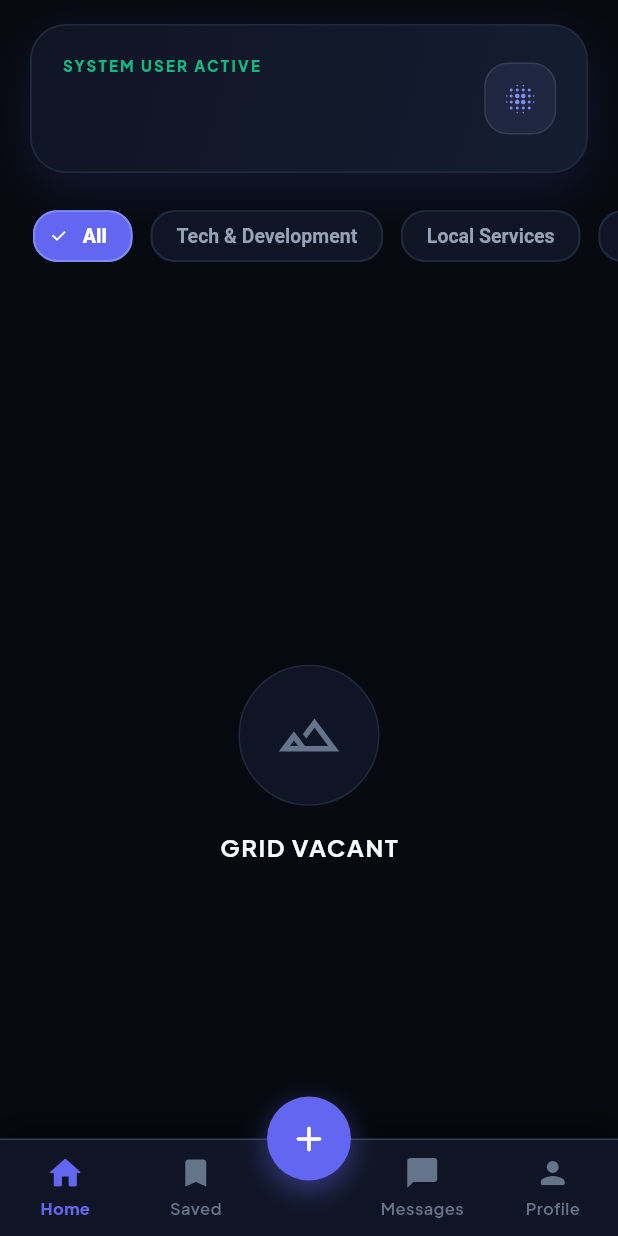
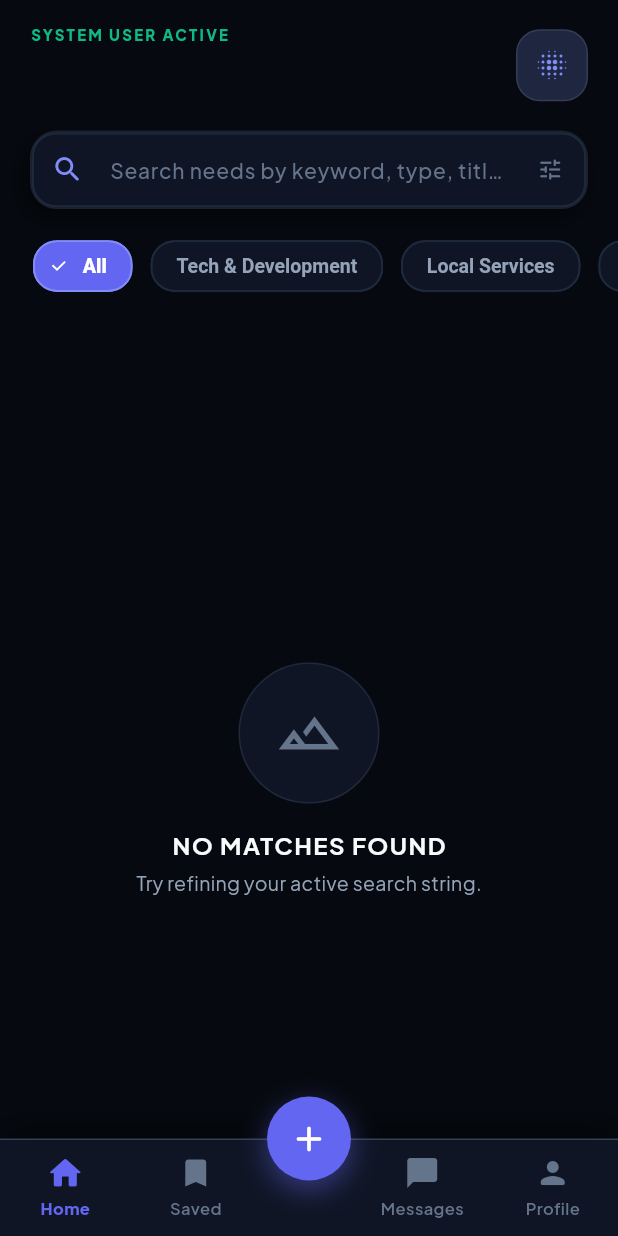
Before and after one commit to MysteriousEshoo/NeedBasedMarketplace, a Flutter app: the screen it shows once a user with an empty profile is signed in, on a phone screen of 412 x 824 dp. Run offline on Flutter 3.47's test engine with Material 3 defaults, Android fonts, the phone set to English and light mode, and no system bars; our stand-ins replace firebase_auth, firebase_core, firebase_database, google_fonts; accounts and stored records are empty.

Commit message:
initialized search engine in app

```diff
--- a/lib/screens/home_screen.dart
+++ b/lib/screens/home_screen.dart
@@ -23,22 +23,42 @@ class HomeScreen extends StatefulWidget {
 
 class _HomeScreenState extends State<HomeScreen> {
   String _selectedCategory = 'All';
+  String _searchQuery = ''; // Live search filter holder
+  final TextEditingController _searchController = TextEditingController();
+
+  @override
+  void dispose() {
+    _searchController.dispose();
+    super.dispose();
+  }
 
   @override
   Widget build(BuildContext context) {
-    final filteredNeeds = _selectedCategory == 'All'
-        ? widget.needs
-        : widget.needs.where((n) => n.category == _selectedCategory).toList();
+    // 🧠 Dynamic Multi-Filter Pipeline (Category + Search Query Text matching)
+    final filteredNeeds = widget.needs.where((need) {
+      final matchesCategory =
+          _selectedCategory == 'All' || need.category == _selectedCategory;
+      final matchesSearch = need.title
+              .toLowerCase()
+              .contains(_searchQuery.toLowerCase()) ||
+          need.description.toLowerCase().contains(_searchQuery.toLowerCase()) ||
+          need.category.toLowerCase().contains(_searchQuery.toLowerCase());
+      return matchesCategory && matchesSearch;
+    }).toList();
 
     return Scaffold(
       backgroundColor: AppColors.background,
       body: SafeArea(
         bottom: false,
+        child: GestureDetector(
+          onTap: () => FocusScope.of(context)
+              .unfocus(), // Tap outside to close keyboard safely
           child: Column(
             crossAxisAlignment: CrossAxisAlignment.start,
             children: [
               _buildCyberpunkHeader(),
-            const SizedBox(height: 20),
+              _build3DSearchBar(), // 🛸 NEW: Interactive 3D Search Hub injected here
+              const SizedBox(height: 12),
               _buildFuturisticSliderChips(),
               const SizedBox(height: 16),
               Expanded(
@@ -58,6 +78,7 @@ class _HomeScreenState extends State<HomeScreen> {
             ],
           ),
         ),
+      ),
     );
   }
 
@@ -73,29 +94,11 @@ class _HomeScreenState extends State<HomeScreen> {
       }
     }
 
-    return Container(
-      margin: const EdgeInsets.fromLTRB(20, 16, 20, 0),
-      padding: const EdgeInsets.all(20),
-      decoration: BoxDecoration(
-        gradient: const LinearGradient(
-          colors: [AppColors.surface, Color(0xFF141C30)],
-          begin: Alignment.topLeft,
-          end: Alignment.bottomRight,
-        ),
-        borderRadius: BorderRadius.circular(24),
-        border: Border.all(color: AppColors.border, width: 1.2),
-        boxShadow: [
-          BoxShadow(
-            color: AppColors.primary.withValues(alpha: 0.15),
-            blurRadius: 30,
-            offset: const Offset(0, 10),
-          ),
-        ],
-      ),
+    return Padding(
+      padding: const EdgeInsets.fromLTRB(20, 16, 20, 0),
       child: Row(
         children: [
-          Expanded(
-            child: Column(
+          Column(
             crossAxisAlignment: CrossAxisAlignment.start,
             children: [
               const Text(
@@ -106,7 +109,7 @@ class _HomeScreenState extends State<HomeScreen> {
                     fontWeight: FontWeight.w900,
                     letterSpacing: 1.5),
               ),
-                const SizedBox(height: 6),
+              const SizedBox(height: 4),
               Text(
                 currentUserName,
                 style: const TextStyle(
@@ -118,7 +121,7 @@ class _HomeScreenState extends State<HomeScreen> {
               ),
             ],
           ),
-          ),
+          const Spacer(),
           Container(
             height: 48,
             width: 48,
@@ -134,6 +137,64 @@ class _HomeScreenState extends State<HomeScreen> {
             ),
           ),
         ],
+      ),
+    );
+  }
+
+  /// 🥽 Futuristic Glassmorphic 3D Search Field Widget with Isometric Shadow Depth
+  Widget _build3DSearchBar() {
+    return Container(
+      margin: const EdgeInsets.fromLTRB(20, 16, 20, 4),
+      decoration: BoxDecoration(
+        color: AppColors.surface,
+        borderRadius: BorderRadius.circular(18),
+        border:
+            Border.all(color: Colors.white.withValues(alpha: 0.05), width: 1.2),
+        boxShadow: const [
+          BoxShadow(
+            color: Colors.black45,
+            blurRadius: 12,
+            offset: Offset(-4, 6),
+          ),
+        ],
+      ),
+      child: TextField(
+        controller: _searchController,
+        style: const TextStyle(
+            color: AppColors.textPrimary,
+            fontSize: 15,
+            fontWeight: FontWeight.w600),
+        cursorColor: AppColors.primaryLight,
+        decoration: InputDecoration(
+          hintText: 'Search needs by keyword, type, title...',
+          hintStyle: const TextStyle(
+              color: AppColors.textTertiary,
+              fontSize: 14,
+              fontWeight: FontWeight.w500),
+          prefixIcon: const Icon(Icons.search_rounded,
+              color: AppColors.primaryLight, size: 22),
+          suffixIcon: _searchQuery.isNotEmpty
+              ? IconButton(
+                  icon: const Icon(Icons.close_rounded,
+                      color: AppColors.textSecondary, size: 18),
+                  onPressed: () {
+                    setState(() {
+                      _searchController.clear();
+                      _searchQuery = '';
+                    });
+                  },
+                )
+              : const Icon(Icons.tune_rounded,
+                  color: AppColors.textTertiary, size: 18),
+          border: InputBorder.none,
+          contentPadding:
+              const EdgeInsets.symmetric(vertical: 14, horizontal: 16),
+        ),
+        onChanged: (value) {
+          setState(() {
+            _searchQuery = value;
+          });
+        },
       ),
     );
   }
@@ -254,7 +315,7 @@ class _HomeScreenState extends State<HomeScreen> {
                   ),
                 ],
               ),
-              const Spacer(), // <-- Is par se bhi const bilkul clear hai
+              const Spacer(),
               Container(
                 padding:
                     const EdgeInsets.symmetric(horizontal: 12, vertical: 8),
@@ -263,8 +324,7 @@ class _HomeScreenState extends State<HomeScreen> {
                   borderRadius: BorderRadius.circular(12),
                   border: Border.all(
                       color: need.urgency.color.withValues(alpha: 0.3),
-                    width: 1.5,
-                  ),
+                      width: 1.5),
                 ),
                 child: Row(
                   children: [
@@ -277,14 +337,13 @@ class _HomeScreenState extends State<HomeScreen> {
                           color: need.urgency.color,
                           fontWeight: FontWeight.w900,
                           fontSize: 11,
-                        letterSpacing: 0.5,
-                      ),
+                          letterSpacing: 0.5),
                     ),
                   ],
                 ),
               ),
             ],
-          )
+          ),
         ],
       ),
     );
@@ -307,13 +366,18 @@ class _HomeScreenState extends State<HomeScreen> {
           ),
           const SizedBox(height: 16),
           const Text(
-            'GRID VACANT',
+            'NO MATCHES FOUND',
             style: TextStyle(
                 color: AppColors.textPrimary,
                 fontSize: 16,
                 fontWeight: FontWeight.bold,
                 letterSpacing: 1),
           ),
+          const SizedBox(height: 4),
+          const Text(
+            'Try refining your active search string.',
+            style: TextStyle(color: AppColors.textSecondary, fontSize: 13),
+          ),
         ],
       ),
     );
```
Lines whose indentation alone changed are shown as unchanged.
